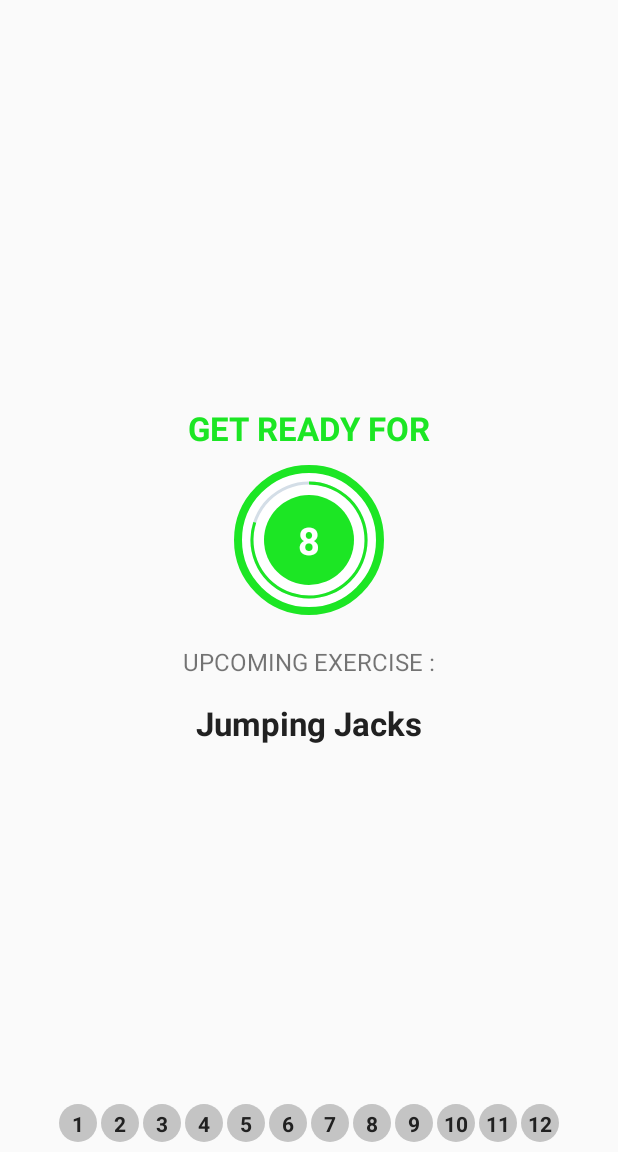
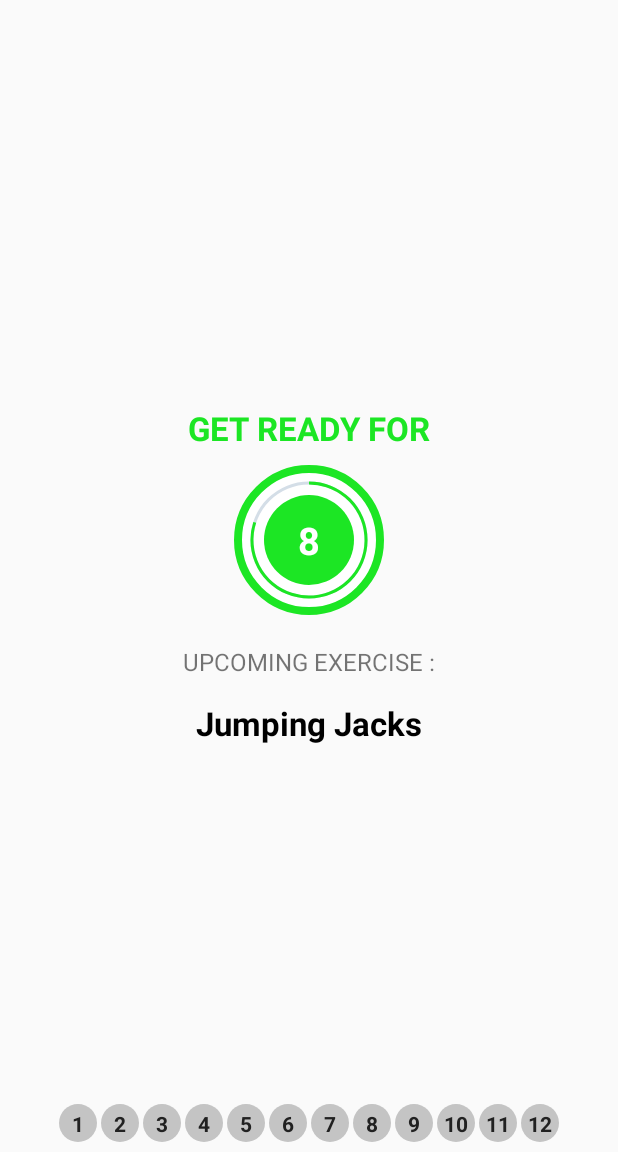
Before and after one commit to aadityamp01/7MWorkout, an Android app: the WorkoutActivity screen opened directly, with no data from a screen before it, on a phone screen of 412 x 824 dp, the part 84-1236 px from its top. Run offline under Robolectric (Android 15) with nearby library versions, the phone set to English and light mode, and no system bars.

Commit message:
Removed hardcoded texts and modified colors

```diff
--- a/app/src/main/res/layout/activity_history.xml
+++ b/app/src/main/res/layout/activity_history.xml
@@ -25,10 +25,10 @@
             android:id="@+id/tvHistory"
             android:layout_width="match_parent"
             android:layout_height="wrap_content"
-            android:layout_margin="10dp"
+            android:layout_margin="@dimen/margin_top"
             android:gravity="center"
             android:text="@string/exercise_completed"
-            android:textSize="18sp"
+            android:textSize="@dimen/text_medium"
             android:visibility="gone"
             tools:visibility="visible" />
 
@@ -47,7 +47,7 @@
             android:gravity="center"
             android:text="@string/no_data_available"
             android:textColor="@color/black"
-            android:textSize="18sp"
+            android:textSize="@dimen/text_medium"
             android:visibility="visible"
             tools:visibility="gone" />
     </LinearLayout>
--- a/app/src/main/res/layout/activity_workout.xml
+++ b/app/src/main/res/layout/activity_workout.xml
@@ -13,7 +13,7 @@
         android:layout_width="match_parent"
         android:layout_height="?android:attr/actionBarSize"
         android:layout_alignParentTop="true"
-        android:background="#FFFFFF"
+        android:background="@color/white"
         android:theme="@style/ToolbarTheme"
         app:titleTextColor="@color/colorAccent" />
 
@@ -65,7 +65,7 @@
                     android:id="@+id/tvTimer"
                     android:layout_width="wrap_content"
                     android:layout_height="wrap_content"
-                    android:textColor="#FFFFFF"
+                    android:textColor="@color/white"
                     android:textSize="25sp"
                     android:textStyle="bold"
                     tools:text="10" />
@@ -84,8 +84,8 @@
             android:layout_width="wrap_content"
             android:layout_height="wrap_content"
             android:layout_marginTop="15dp"
-            android:textColor="#212121"
-            android:textSize="22sp"
+            android:textColor="@color/black"
+            android:textSize="@dimen/text_START"
             android:textStyle="bold"
             tools:text="Exercise Name" />
 
@@ -116,7 +116,7 @@
             android:layout_width="wrap_content"
             android:layout_height="wrap_content"
             android:textColor="@color/black"
-            android:textSize="22sp"
+            android:textSize="@dimen/text_medium"
             android:textStyle="bold"
             android:layout_marginBottom="5dp"
             tools:text="Exercise Name" />
@@ -124,7 +124,7 @@
         <FrameLayout
             android:layout_width="100dp"
             android:layout_height="100dp"
-            android:layout_marginTop="10dp"
+            android:layout_marginTop="@dimen/margin_top"
             android:layout_marginBottom="40dp"
             android:background="@drawable/item_circular_color_accent_border">
 
@@ -152,7 +152,7 @@
                     android:id="@+id/tvTimerEx"
                     android:layout_width="wrap_content"
                     android:layout_height="wrap_content"
-                    android:textColor="#FFFFFF"
+                    android:textColor="@color/white"
                     android:textSize="25sp"
                     android:textStyle="bold"
                     tools:text="30" />
--- a/app/src/main/res/layout/item_wokout_status.xml
+++ b/app/src/main/res/layout/item_wokout_status.xml
@@ -9,6 +9,6 @@
     android:gravity="center"
     android:padding="3dp"
     android:textColor="@color/black"
-    android:textSize="14sp"
+    android:textSize="@dimen/status_item"
     android:textStyle="bold"
     tools:text="1" />
--- a/app/src/main/res/values/colors.xml
+++ b/app/src/main/res/values/colors.xml
@@ -9,5 +9,5 @@
     <color name="white">#FFFFFFFF</color>
     <color name="lightPink">#CD8181</color>
     <color name="colorAccent">#1CE624</color>
-
+    <color name="colorLightPurple">#A66EF6</color>
 </resources>
--- a/app/src/main/res/values/dimens.xml
+++ b/app/src/main/res/values/dimens.xml
@@ -3,8 +3,14 @@
     <dimen name="main_screen_main_layout_padding">5dp</dimen>
     <dimen name="margin_start">10dp</dimen>
     <dimen name="margin_end">10dp</dimen>
+    <dimen name="margin_top">10dp</dimen>
     <dimen name="width_start">150dp</dimen>
     <dimen name="height_start">150dp</dimen>
 
+    <dimen name="text_normal">16sp</dimen>
+    <dimen name="text_medium">18sp</dimen>
+    <dimen name="status_item">14sp</dimen>
+    <dimen name="text_START">22sp</dimen>
+
 
 </resources>
```
Also changed, not shown: app/src/main/res/layout/activity_bmi.xml (+14 -14 lines), app/src/main/res/layout/activity_finish.xml (+5 -5 lines), app/src/main/res/layout/activity_main.xml (+5 -5 lines), app/src/main/res/layout/item_dialog_confirmation.xml (+11 -11 lines), app/src/main/res/layout/item_history_row.xml (+4 -4 lines).
